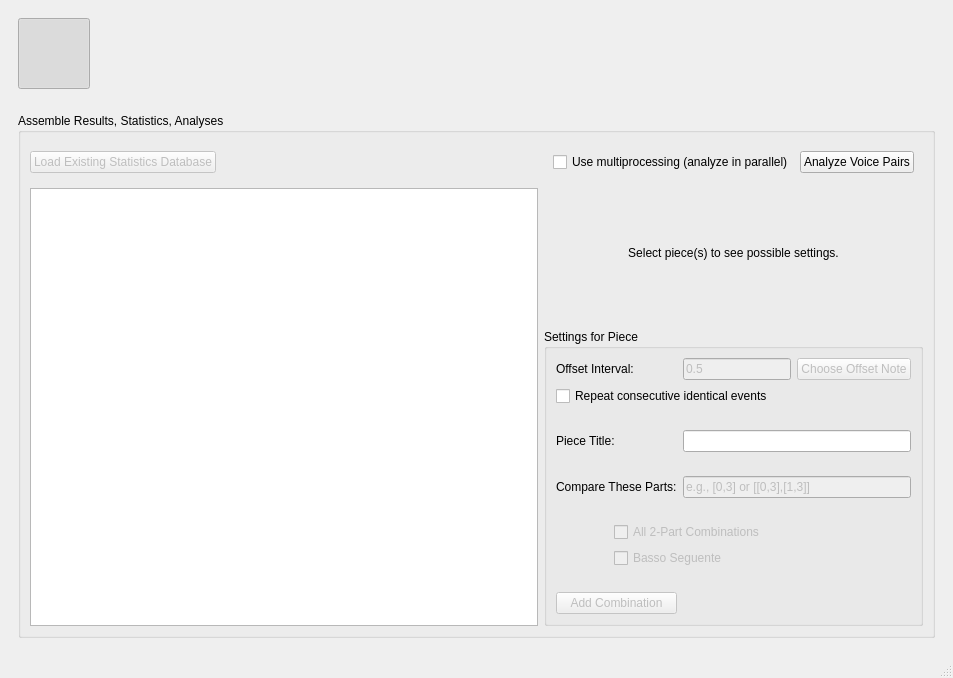
First picture: the form in views/ui/main_window.ui, repository ELVIS-Project/vis-framework, before the edit.
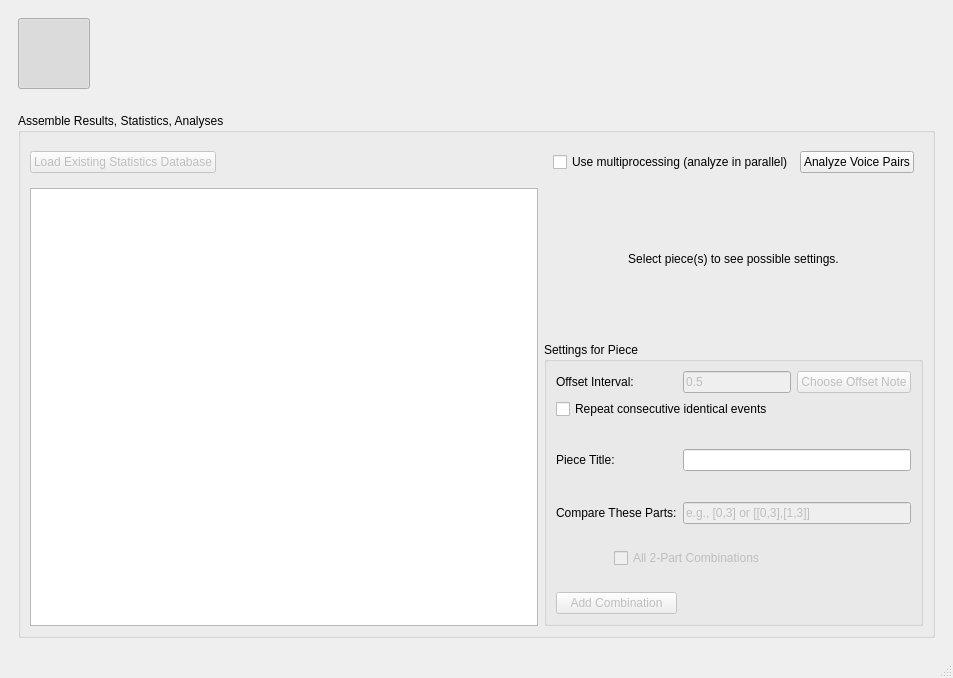
Second picture: the form after the edit. Icons and pictures are not drawn.

Commit message:
Removed non-Functional "Basso Seguente" Button
I would fix it... it should be easy... but not in this branch.

Patch:
```diff
--- a/views/ui/main_window.ui
+++ b/views/ui/main_window.ui
@@ -613,19 +613,6 @@
                       </property>
                      </widget>
                     </item>
-                    <item>
-                     <widget class="QCheckBox" name="chk_basso_seguente">
-                      <property name="enabled">
-                       <bool>false</bool>
-                      </property>
-                      <property name="toolTip">
-                       <string>Generate Basso Seguente Part</string>
-                      </property>
-                      <property name="text">
-                       <string>Basso Seguente</string>
-                      </property>
-                     </widget>
-                    </item>
                    </layout>
                   </widget>
                  </item>
```
The commit also changes 1 other file.
